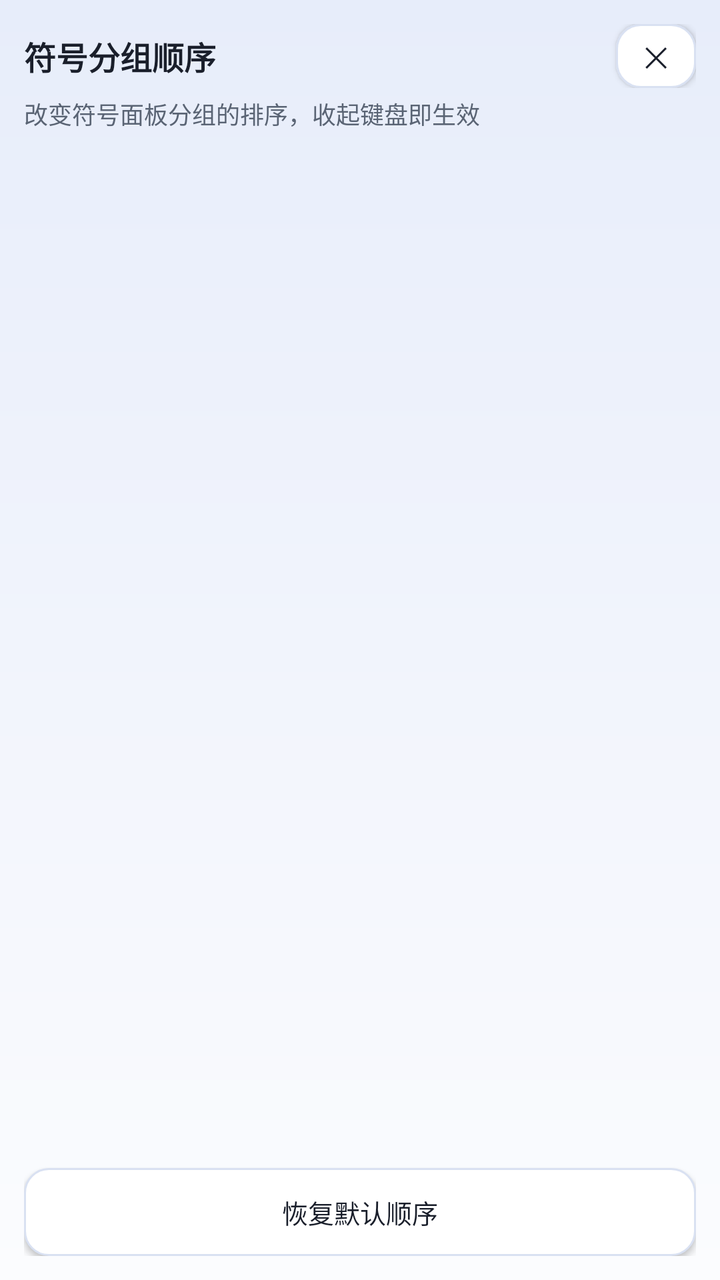
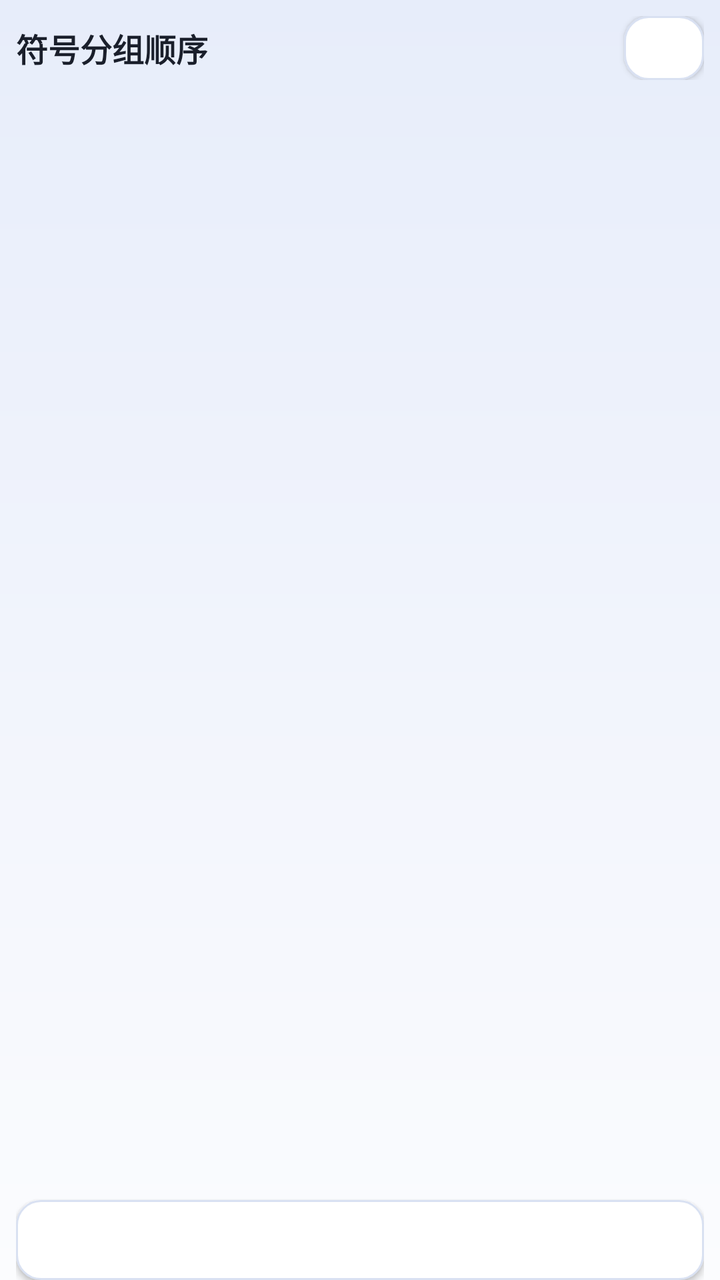

Before-and-after screenshots of an Android layout around one commit, followed by the original layout XML and the change that was made.
<!-- AndroidManifest.xml: application theme AppTheme -->
<!-- res/layout/activity_symbol_order.xml -->
<?xml version="1.0" encoding="utf-8"?>
<LinearLayout xmlns:android="http://schemas.android.com/apk/res/android"
    android:layout_width="match_parent"
    android:layout_height="match_parent"
    android:background="@drawable/bg_aurora"
    android:fitsSystemWindows="true"
    android:orientation="vertical"
    android:padding="12dp">

    <LinearLayout
        android:layout_width="match_parent"
        android:layout_height="wrap_content"
        android:gravity="center_vertical"
        android:orientation="horizontal">

        <TextView
            android:layout_width="0dp"
            android:layout_height="wrap_content"
            android:layout_weight="1"
            android:text="@string/symbol_order_title"
            android:textColor="@color/text_primary"
            android:textSize="16sp"
            android:textStyle="bold" />

        <Button
            android:id="@+id/btn_symbol_order_close"
            style="@style/SettingsButton"
            android:layout_width="40dp"
            android:layout_height="32dp"
            android:minWidth="0dp"
            android:paddingStart="0dp"
            android:paddingEnd="0dp"
            android:text="@string/symbol_order_close"
            android:textSize="14sp" />
    </LinearLayout>

    <TextView
        android:layout_width="match_parent"
        android:layout_height="wrap_content"
        android:paddingTop="4dp"
        android:paddingBottom="8dp"
        android:text="@string/symbol_order_desc"
        android:textColor="@color/text_secondary"
        android:textSize="12sp" />

    <ScrollView
        android:layout_width="match_parent"
        android:layout_height="0dp"
        android:layout_weight="1"
        android:overScrollMode="never"
        android:scrollbars="none">

        <LinearLayout
            android:id="@+id/symbol_order_list"
            android:layout_width="match_parent"
            android:layout_height="wrap_content"
            android:baselineAligned="false"
            android:orientation="vertical" />
    </ScrollView>

    <Button
        android:id="@+id/btn_symbol_order_reset"
        style="@style/SettingsButton"
        android:layout_width="match_parent"
        android:layout_height="44dp"
        android:layout_marginTop="8dp"
        android:text="@string/symbol_order_reset" />
</LinearLayout>
<!-- resources referenced by this layout -->
<resources>
  <color name="text_primary">#1A1F2B</color>
  <color name="text_secondary">#5A6474</color>
  <!-- drawable bg_aurora (drawable) -->
  <?xml version="1.0" encoding="utf-8"?>
  <layer-list xmlns:android="http://schemas.android.com/apk/res/android">
      <item>
          <shape android:shape="rectangle">
              <gradient
                  android:angle="270"
                  android:startColor="@color/aurora_bg_top"
                  android:centerColor="@color/aurora_bg_mid"
                  android:endColor="@color/aurora_bg_bottom" />
          </shape>
      </item>
  </layer-list>
  <string name="symbol_order_close">✕</string>
  <string name="symbol_order_desc">改变符号面板分组的排序，收起键盘即生效</string>
  <string name="symbol_order_reset">恢复默认顺序</string>
  <string name="symbol_order_title">符号分组顺序</string>
  <style name="SettingsButton">
          <item name="android:layout_width">match_parent</item>
          <item name="android:layout_height">44dp</item>
          <item name="android:background">@drawable/btn_aurora_secondary</item>
          <item name="android:textColor">@color/text_primary</item>
          <item name="android:textSize">13sp</item>
          <item name="android:gravity">center</item>
      </style>
  <color name="aurora_bg_top">#E7EDFA</color>
  <color name="aurora_bg_mid">#F1F4FC</color>
  <color name="aurora_bg_bottom">#FBFCFE</color>
  <!-- drawable btn_aurora_secondary (drawable) -->
  <?xml version="1.0" encoding="utf-8"?>
  <ripple xmlns:android="http://schemas.android.com/apk/res/android"
      android:color="@color/ripple_on_surface">
      <item>
          <shape android:shape="rectangle">
              <solid android:color="@color/btn_secondary_bg" />
              <corners android:radius="12dp" />
              <stroke
                  android:width="1dp"
                  android:color="@color/card_stroke" />
          </shape>
      </item>
  </ripple>
  <color name="accent">#2F6BE0</color>
  <color name="app_bg">#F5F7FB</color>
  <color name="nav_bar">#1A1F2B</color>
  <style name="AppDialogTheme" parent="@android:style/Theme.Material.Light.Dialog.Alert">
          <item name="android:colorAccent">@color/accent</item>
          <item name="android:colorBackground">@color/app_bg</item>
          <item name="android:textColorPrimary">@color/text_primary</item>
          <item name="android:textColorSecondary">@color/text_secondary</item>
      </style>
  <color name="ripple_on_surface">#1A000000</color>
  <color name="btn_secondary_bg">#FFFFFF</color>
  <color name="card_stroke">#D9E1F2</color>
  <!-- unchanged entries left out for length: 1 -->
</resources>

<!-- the commit's change to res/layout/activity_symbol_order.xml (unified diff, before → after) -->
@@ -1,11 +1,7 @@
 <?xml version="1.0" encoding="utf-8"?>
 <LinearLayout xmlns:android="http://schemas.android.com/apk/res/android"
-    android:layout_width="match_parent"
-    android:layout_height="match_parent"
-    android:background="@drawable/bg_aurora"
-    android:fitsSystemWindows="true"
-    android:orientation="vertical"
-    android:padding="12dp">
+    style="@style/PageRoot"
+    android:orientation="vertical">
 
     <LinearLayout
         android:layout_width="match_parent"
@@ -14,34 +10,20 @@
         android:orientation="horizontal">
 
         <TextView
-            android:layout_width="0dp"
-            android:layout_height="wrap_content"
-            android:layout_weight="1"
+            style="@style/PageTitle"
             android:text="@string/symbol_order_title"
-            android:textColor="@color/text_primary"
-            android:textSize="16sp"
-            android:textStyle="bold" />
+            android:layout_height="wrap_content"/>
 
         <Button
-            android:id="@+id/btn_symbol_order_close"
-            style="@style/SettingsButton"
-            android:layout_width="40dp"
-            android:layout_height="32dp"
-            android:minWidth="0dp"
-            android:paddingStart="0dp"
-            android:paddingEnd="0dp"
-            android:text="@string/symbol_order_close"
-            android:textSize="14sp" />
+            style="@style/PageCloseButton"
+            android:id="@+id/btn_symbol_order_close" />
     </LinearLayout>
 
     <TextView
+        style="@style/PageDesc"
+        android:id="@+id/text_symbol_order_desc"
         android:layout_width="match_parent"
-        android:layout_height="wrap_content"
-        android:paddingTop="4dp"
-        android:paddingBottom="8dp"
-        android:text="@string/symbol_order_desc"
-        android:textColor="@color/text_secondary"
-        android:textSize="12sp" />
+        android:layout_height="wrap_content"/>
 
     <ScrollView
         android:layout_width="match_parent"
@@ -59,10 +41,8 @@
     </ScrollView>
 
     <Button
+        style="@style/SettingsButton"
         android:id="@+id/btn_symbol_order_reset"
-        style="@style/SettingsButton"
         android:layout_width="match_parent"
-        android:layout_height="44dp"
-        android:layout_marginTop="8dp"
-        android:text="@string/symbol_order_reset" />
+        android:layout_marginTop="4dp"/>
 </LinearLayout>
<!-- resource entries referenced after the edit -->
@@ -15,13 +15,43 @@
           </shape>
       </item>
   </layer-list>
-  <string name="symbol_order_close">✕</string>
-  <string name="symbol_order_desc">改变符号面板分组的排序，收起键盘即生效</string>
-  <string name="symbol_order_reset">恢复默认顺序</string>
   <string name="symbol_order_title">符号分组顺序</string>
+  <style name="PageCloseButton" parent="SettingsButton">
+          <item name="android:layout_width">40dp</item>
+          <item name="android:layout_height">32dp</item>
+          <item name="android:minWidth">0dp</item>
+          <item name="android:paddingStart">0dp</item>
+          <item name="android:paddingEnd">0dp</item>
+          <item name="android:textSize">14sp</item>
+      </style>
+  <style name="PageDesc">
+          <item name="android:layout_width">match_parent</item>
+          <item name="android:layout_height">wrap_content</item>
+          <item name="android:paddingTop">2dp</item>
+          <item name="android:paddingBottom">4dp</item>
+          <item name="android:textColor">@color/text_secondary</item>
+          <item name="android:textSize">12sp</item>
+      </style>
+  <style name="PageRoot">
+          <item name="android:layout_width">match_parent</item>
+          <item name="android:layout_height">match_parent</item>
+          <item name="android:background">@drawable/bg_aurora</item>
+          <item name="android:fitsSystemWindows">true</item>
+          <item name="android:paddingStart">8dp</item>
+          <item name="android:paddingEnd">8dp</item>
+          <item name="android:paddingTop">8dp</item>
+      </style>
+  <style name="PageTitle">
+          <item name="android:layout_width">0dp</item>
+          <item name="android:layout_height">wrap_content</item>
+          <item name="android:layout_weight">1</item>
+          <item name="android:textColor">@color/text_primary</item>
+          <item name="android:textSize">16sp</item>
+          <item name="android:textStyle">bold</item>
+      </style>
   <style name="SettingsButton">
           <item name="android:layout_width">match_parent</item>
-          <item name="android:layout_height">44dp</item>
+          <item name="android:layout_height">40dp</item>
           <item name="android:background">@drawable/btn_aurora_secondary</item>
           <item name="android:textColor">@color/text_primary</item>
           <item name="android:textSize">13sp</item>
